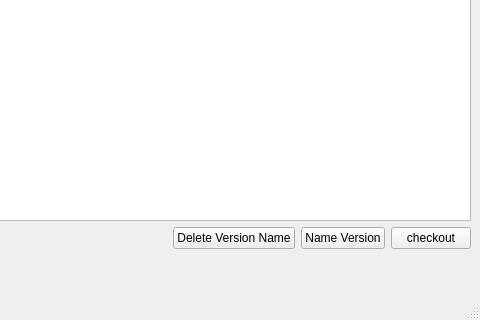
Qt form mslib/msui/ui/ui_mscolab_version_history.ui (Open-MSS/MSS) before a commit; both pictures show x 610 to 1090 and y 477 to 797 of the 1090 by 797 pixel window.
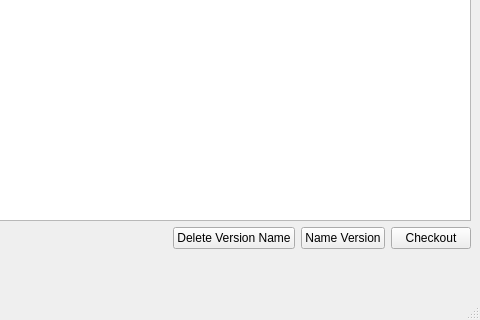
The same form after that commit.

Diff of the .ui file:
```diff
--- a/mslib/msui/ui/ui_mscolab_version_history.ui
+++ b/mslib/msui/ui/ui_mscolab_version_history.ui
@@ -208,7 +208,7 @@
             <item>
              <widget class="QPushButton" name="checkoutBtn">
               <property name="text">
-               <string>checkout</string>
+               <string>Checkout</string>
               </property>
               <property name="autoDefault">
                <bool>false</bool>
```
Left out of the diff: 9 changed lines with no effect on the pictures.
